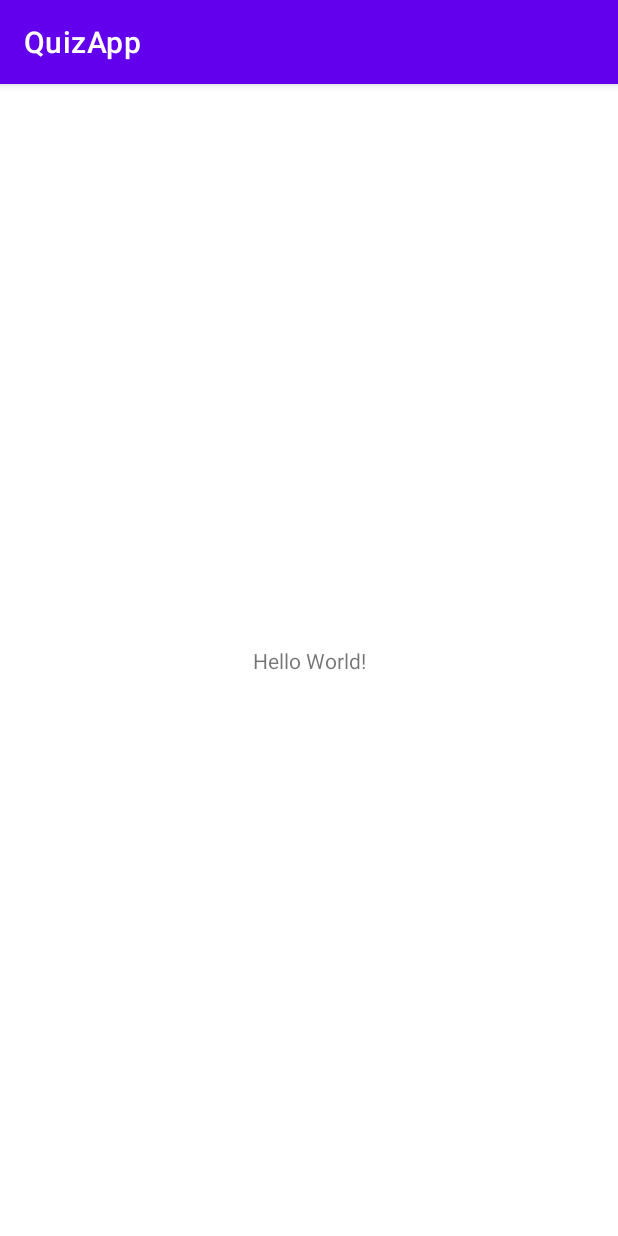
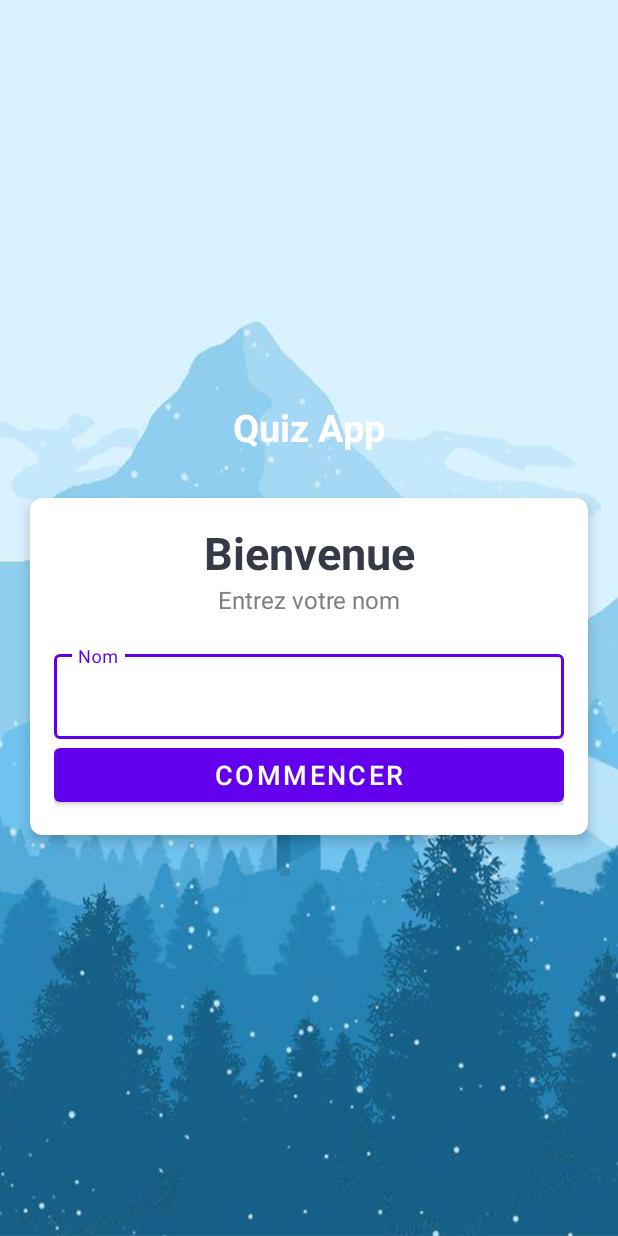
Before and after one commit to hugoomdra/android-quiz-app, an Android app: the screen it shows after launch (MainActivity), on a phone screen of 412 x 824 dp. Run offline under Robolectric (Android 15) with nearby library versions, the phone set to English and light mode, and no system bars.

Commit message:
UI ecran principal

```diff
--- a/app/src/main/AndroidManifest.xml
+++ b/app/src/main/AndroidManifest.xml
@@ -9,7 +9,9 @@
         android:roundIcon="@mipmap/ic_launcher_round"
         android:supportsRtl="true"
         android:theme="@style/Theme.QuizApp">
-        <activity android:name=".MainActivity">
+        <activity android:name=".MainActivity"
+            android:windowSoftInputMode="adjustResize"
+            android:theme="@style/NoActionBarTheme">
             <intent-filter>
                 <action android:name="android.intent.action.MAIN" />
 
--- a/app/src/main/java/com/example/quizapp/MainActivity.kt
+++ b/app/src/main/java/com/example/quizapp/MainActivity.kt
@@ -2,10 +2,13 @@ package com.example.quizapp
 
 import androidx.appcompat.app.AppCompatActivity
 import android.os.Bundle
+import android.view.View
 
 class MainActivity : AppCompatActivity() {
     override fun onCreate(savedInstanceState: Bundle?) {
         super.onCreate(savedInstanceState)
         setContentView(R.layout.activity_main)
+
+        window.decorView.systemUiVisibility = View.SYSTEM_UI_FLAG_FULLSCREEN; //cette ligne permet de mettre l'application en full screen
     }
 }
--- a/app/src/main/res/layout/activity_main.xml
+++ b/app/src/main/res/layout/activity_main.xml
@@ -1,18 +1,88 @@
 <?xml version="1.0" encoding="utf-8"?>
-<androidx.constraintlayout.widget.ConstraintLayout xmlns:android="http://schemas.android.com/apk/res/android"
+<LinearLayout xmlns:android="http://schemas.android.com/apk/res/android"
     xmlns:app="http://schemas.android.com/apk/res-auto"
     xmlns:tools="http://schemas.android.com/tools"
     android:layout_width="match_parent"
     android:layout_height="match_parent"
+    android:gravity="center"
+    android:background="@drawable/ic_bg"
+    android:orientation="vertical"
     tools:context=".MainActivity">
 
     <TextView
-        android:layout_width="wrap_content"
+        android:id="@+id/tv_app_name"
+        android:layout_width="match_parent"
         android:layout_height="wrap_content"
-        android:text="Hello World!"
-        app:layout_constraintBottom_toBottomOf="parent"
-        app:layout_constraintLeft_toLeftOf="parent"
-        app:layout_constraintRight_toRightOf="parent"
-        app:layout_constraintTop_toTopOf="parent" />
+        android:text="@string/app_cadre_nom"
+        android:textSize="25sp"
+        android:textStyle="bold"
+        android:textColor="@color/white"
+        android:gravity="center"
+        android:layout_marginBottom="30dp"
+        />
 
-</androidx.constraintlayout.widget.ConstraintLayout>
+    <androidx.cardview.widget.CardView
+        android:layout_width="match_parent"
+        android:layout_height="wrap_content"
+        android:layout_marginStart="20dp"
+        android:layout_marginEnd="20dp"
+        android:background="@color/white"
+        app:cardCornerRadius="8dp"
+        app:cardElevation="5dp"
+        >
+
+        <LinearLayout
+            android:layout_width="match_parent"
+            android:layout_height="wrap_content"
+            android:orientation="vertical"
+            android:padding="16dp">
+
+            <TextView
+                android:layout_width="match_parent"
+                android:layout_height="wrap_content"
+                android:text="@string/text_welcome"
+                android:gravity="center"
+                android:textStyle="bold"
+                android:textSize="30sp"
+                android:textColor="#363A46"></TextView>
+
+            <TextView
+                android:layout_width="match_parent"
+                android:layout_height="wrap_content"
+                android:text="@string/text_ask_name"
+                android:gravity="center"
+                android:textSize="16sp"
+                android:textColor="#7A8089"></TextView>
+
+            <com.google.android.material.textfield.TextInputLayout
+                android:layout_width="match_parent"
+                android:layout_height="wrap_content"
+                android:layout_marginTop="20dp"
+                style="@style/Widget.MaterialComponents.TextInputLayout.OutlinedBox"
+                >
+                <androidx.appcompat.widget.AppCompatEditText
+                    android:layout_width="match_parent"
+                    android:layout_height="wrap_content"
+                    android:hint="Nom"
+                    android:textColor="#363A46"
+                    android:textColorHint="#7A8089">
+                </androidx.appcompat.widget.AppCompatEditText>
+            </com.google.android.material.textfield.TextInputLayout>
+
+            <Button
+                android:id="@+id/btn_start"
+                android:layout_width="match_parent"
+                android:layout_height="wrap_content"
+                android:text="@string/text_button_start"
+                android:textSize="18sp"
+                ></Button>
+
+
+
+        </LinearLayout>
+
+
+
+    </androidx.cardview.widget.CardView>
+
+</LinearLayout>
--- a/app/src/main/res/values-night/themes.xml
+++ b/app/src/main/res/values-night/themes.xml
@@ -13,4 +13,20 @@
         <item name="android:statusBarColor" tools:targetApi="l">?attr/colorPrimaryVariant</item>
         <!-- Customize your theme here. -->
     </style>
+
+    <style name="NoActionBarTheme" parent="Theme.MaterialComponents.DayNight.NoActionBar">
+        <!-- Primary brand color. -->
+        <item name="colorPrimary">@color/purple_500</item>
+        <item name="colorPrimaryVariant">@color/purple_700</item>
+        <item name="colorOnPrimary">@color/white</item>
+        <!-- Secondary brand color. -->
+        <item name="colorSecondary">@color/teal_200</item>
+        <item name="colorSecondaryVariant">@color/teal_700</item>
+        <item name="colorOnSecondary">@color/black</item>
+        <!-- Status bar color. -->
+        <item name="android:statusBarColor" tools:targetApi="l">?attr/colorPrimaryVariant</item>
+        <!-- Customize your theme here. -->
+
+
+    </style>
 </resources>
--- a/app/src/main/res/values/strings.xml
+++ b/app/src/main/res/values/strings.xml
@@ -1,3 +1,7 @@
 <resources>
     <string name="app_name">QuizApp</string>
+    <string name="app_cadre_nom">Quiz App</string>
+    <string name="text_welcome">Bienvenue</string>
+    <string name="text_ask_name">Entrez votre nom</string>
+    <string name="text_button_start">COMMENCER</string>
 </resources>
--- a/app/src/main/res/values/themes.xml
+++ b/app/src/main/res/values/themes.xml
@@ -13,4 +13,23 @@
         <item name="android:statusBarColor" tools:targetApi="l">?attr/colorPrimaryVariant</item>
         <!-- Customize your theme here. -->
     </style>
+
+    <style name="NoActionBarTheme" parent="Theme.MaterialComponents.Light.NoActionBar">
+        <!-- Primary brand color. -->
+        <item name="colorPrimary">@color/purple_500</item>
+        <item name="colorPrimaryVariant">@color/purple_700</item>
+        <item name="colorOnPrimary">@color/white</item>
+        <!-- Secondary brand color. -->
+        <item name="colorSecondary">@color/teal_200</item>
+        <item name="colorSecondaryVariant">@color/teal_700</item>
+        <item name="colorOnSecondary">@color/black</item>
+        <!-- Status bar color. -->
+        <item name="android:statusBarColor" tools:targetApi="l">?attr/colorPrimaryVariant</item>
+        <!-- Customize your theme here. -->
+
+
+
+
+
+    </style>
 </resources>
```
Also changed, not shown: app/src/main/res/drawable/ic_bg.png (added).
